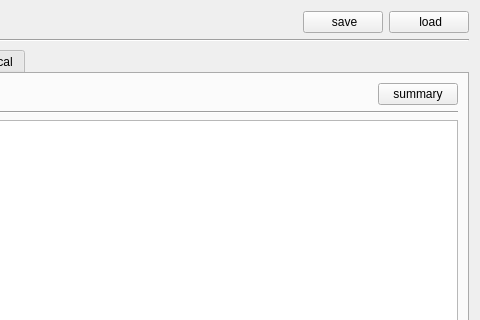
Old version of the form secondaryGUIs/obsmodedialog.ui in the repository TUW-VieVS/VieSchedppGUI; both pictures show x 415 to 895 and y 0 to 320 of the 895 by 607 pixel window.
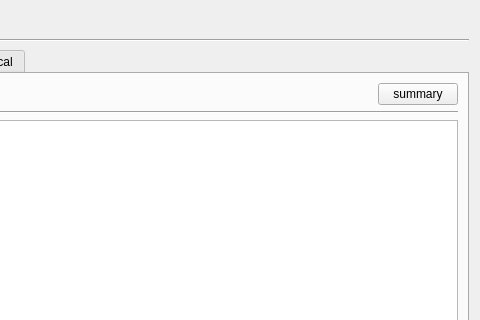
New version of the form. Icons and pictures are not drawn.

```diff
--- a/secondaryGUIs/obsmodedialog.ui
+++ b/secondaryGUIs/obsmodedialog.ui
@@ -47,28 +47,6 @@
        </property>
       </spacer>
      </item>
-     <item>
-      <widget class="QPushButton" name="pushButton_save">
-       <property name="text">
-        <string> save</string>
-       </property>
-       <property name="icon">
-        <iconset resource="../myresources.qrc">
-         <normaloff>:/icons/icons/document-export.png</normaloff>:/icons/icons/document-export.png</iconset>
-       </property>
-      </widget>
-     </item>
-     <item>
-      <widget class="QPushButton" name="pushButton_load">
-       <property name="text">
-        <string> load</string>
-       </property>
-       <property name="icon">
-        <iconset resource="../myresources.qrc">
-         <normaloff>:/icons/icons/folder-open-5.png</normaloff>:/icons/icons/folder-open-5.png</iconset>
-       </property>
-      </widget>
-     </item>
     </layout>
    </item>
    <item>
```
